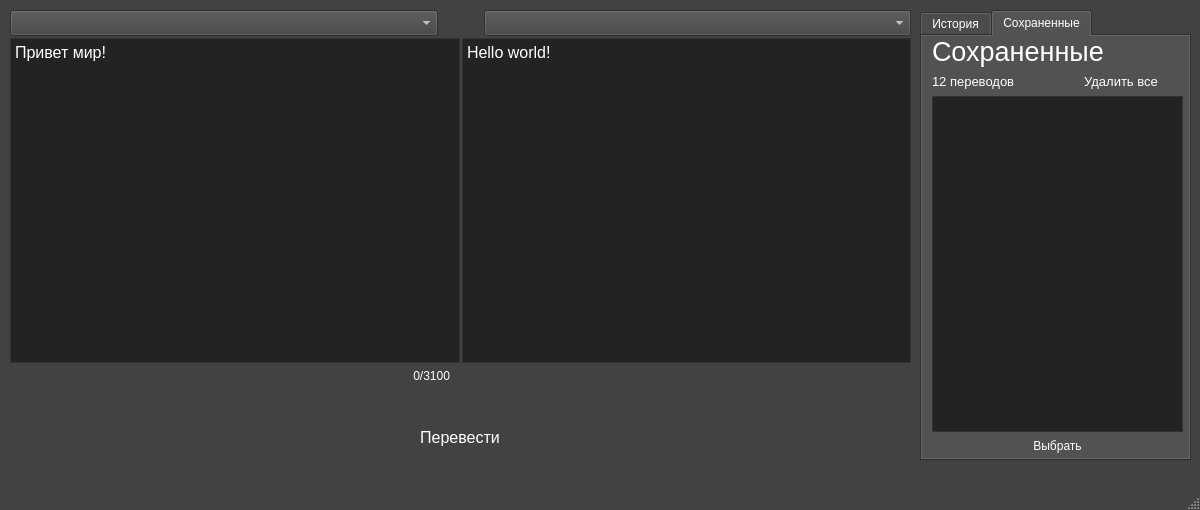
The window that PyQt Translator (Main)/translator.ui (S1riyS/YandexProject) describes before a commit, drawn with Qt 5.
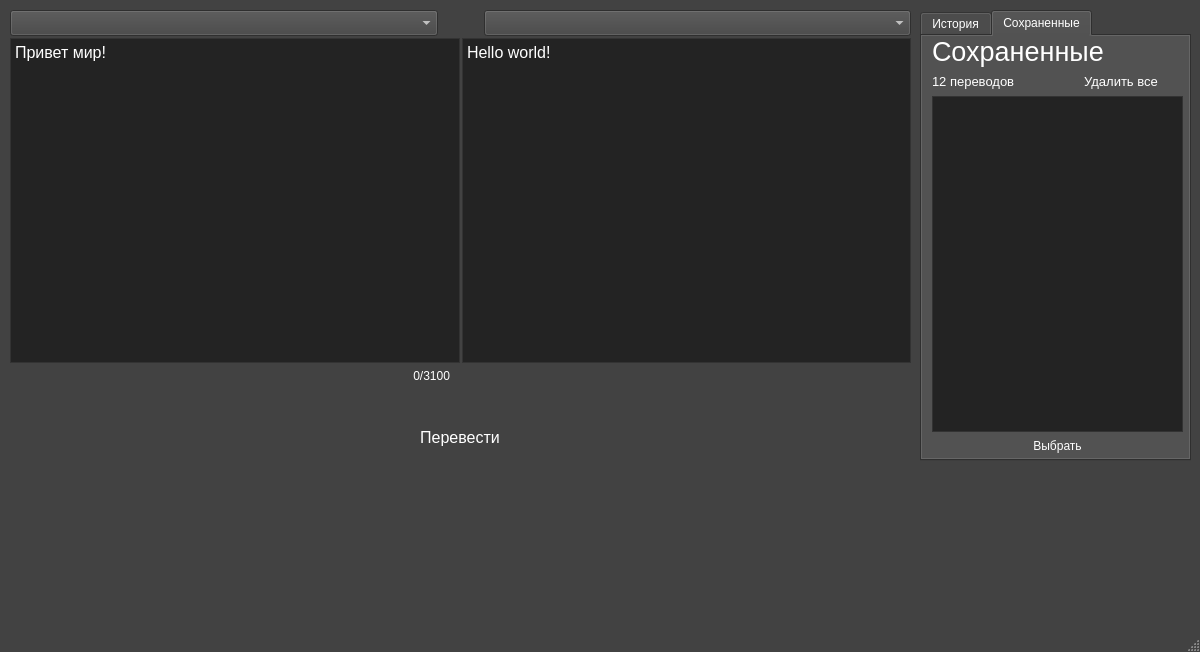
The same window after the commit. Icons and pictures are not drawn.

```diff
--- a/PyQt Translator (Main)/translator.ui
+++ b/PyQt Translator (Main)/translator.ui
@@ -7,7 +7,7 @@
     <x>0</x>
     <y>0</y>
     <width>1200</width>
-    <height>510</height>
+    <height>652</height>
    </rect>
   </property>
   <property name="sizePolicy">
```
Left out of the diff: 43 changed lines with no effect on the pictures.
